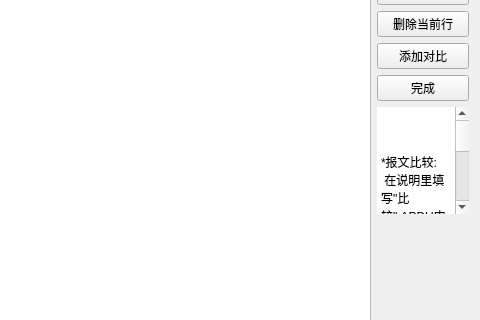
Qt form UI_MessageCompose.ui (qwerttqq95/698SP_CL) before a commit; both pictures show x 289 to 769 and y 160 to 480 of the 769 by 592 pixel window.
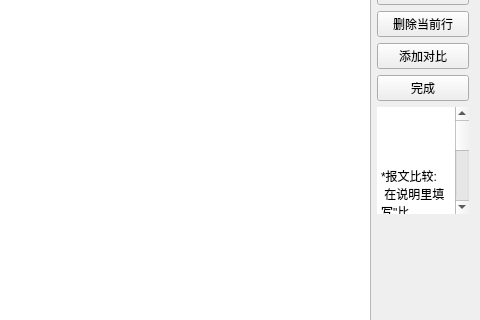
The same form after that commit.

Diff of the .ui file:
```diff
--- a/UI_MessageCompose.ui
+++ b/UI_MessageCompose.ui
@@ -254,6 +254,8 @@
                                     &lt;p style=&quot; margin-top:0px; margin-bottom:0px; margin-left:0px;
                                     margin-right:0px; -qt-block-indent:0; text-indent:0px;&quot;&gt; &lt;/p&gt;
                                     &lt;p style=&quot; margin-top:0px; margin-bottom:0px; margin-left:0px;
+                                    margin-right:0px; -qt-block-indent:0; text-indent:0px;&quot;&gt; &lt;/p&gt;
+                                    &lt;p style=&quot; margin-top:0px; margin-bottom:0px; margin-left:0px;
                                     margin-right:0px; -qt-block-indent:0; text-indent:0px;&quot;&gt;*报文比较: &lt;/p&gt;
                                     &lt;p style=&quot; margin-top:0px; margin-bottom:0px; margin-left:0px;
                                     margin-right:0px; -qt-block-indent:0; text-indent:0px;&quot;&gt; 在说明里填写&amp;quot;比较&amp;quot;,APDU内放置要对比上一条的返回结果
```
Left out of the diff: 5 changed lines with no effect on the pictures.
